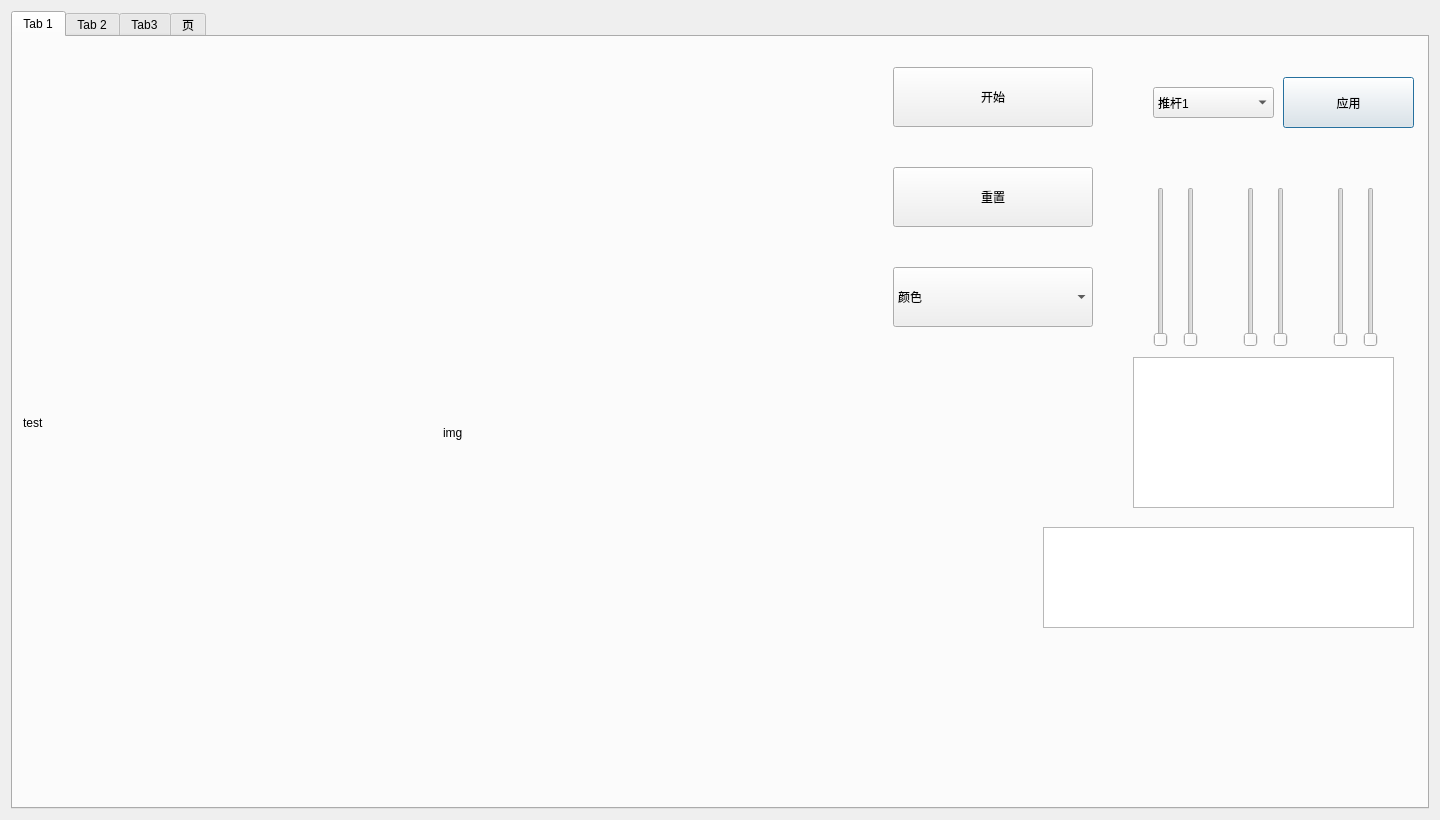
Old version of the form main_form.ui in the repository JIYIC-P/Smart-Clothing-Sorting-System.
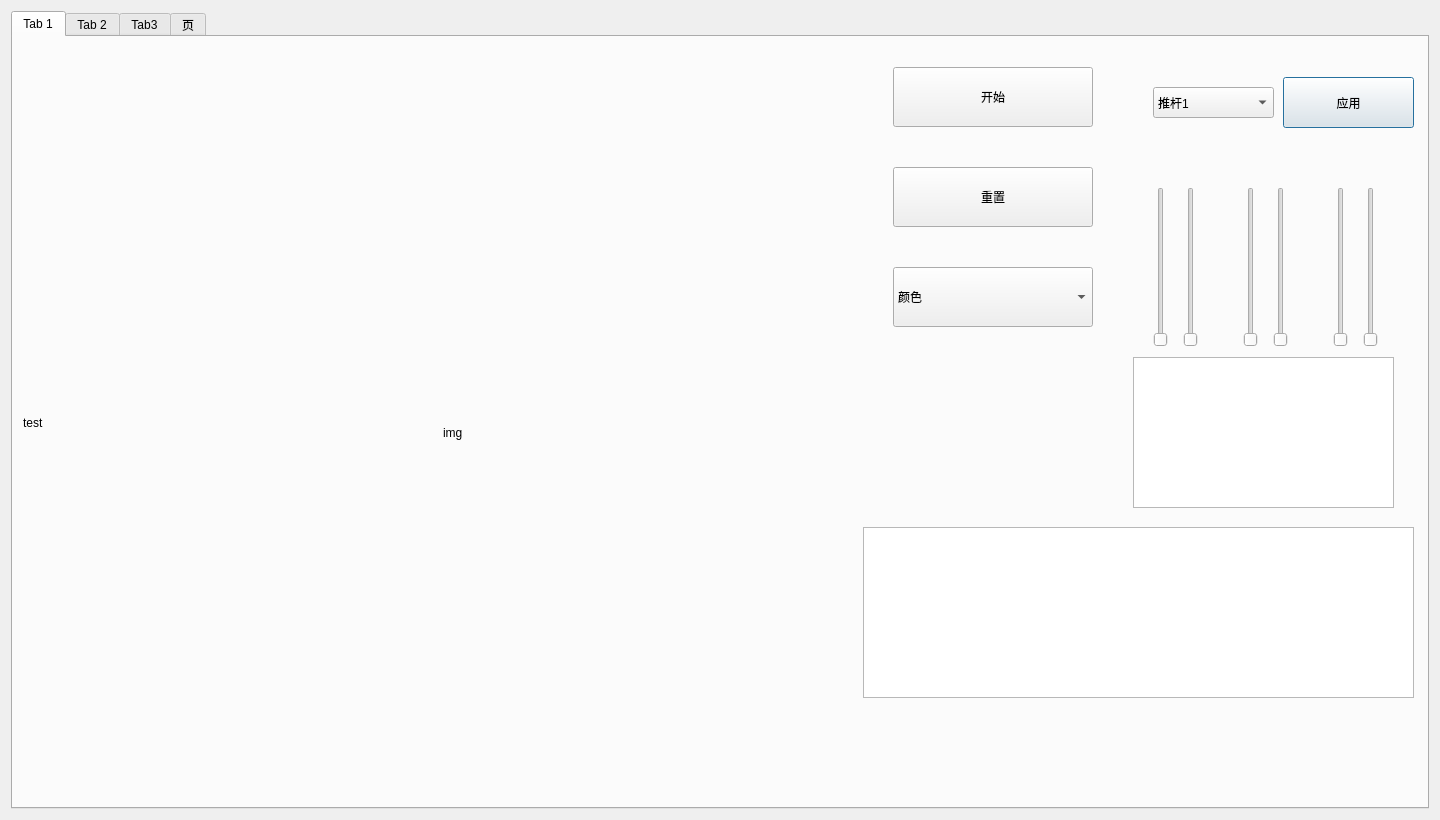
New version of the form.

```diff
--- a/main_form.ui
+++ b/main_form.ui
@@ -115,10 +115,10 @@
       <widget class="QTextEdit" name="txt_hsv">
        <property name="geometry">
         <rect>
-         <x>1030</x>
+         <x>850</x>
          <y>490</y>
-         <width>371</width>
-         <height>101</height>
+         <width>551</width>
+         <height>171</height>
         </rect>
        </property>
        <property name="sizePolicy">
```
